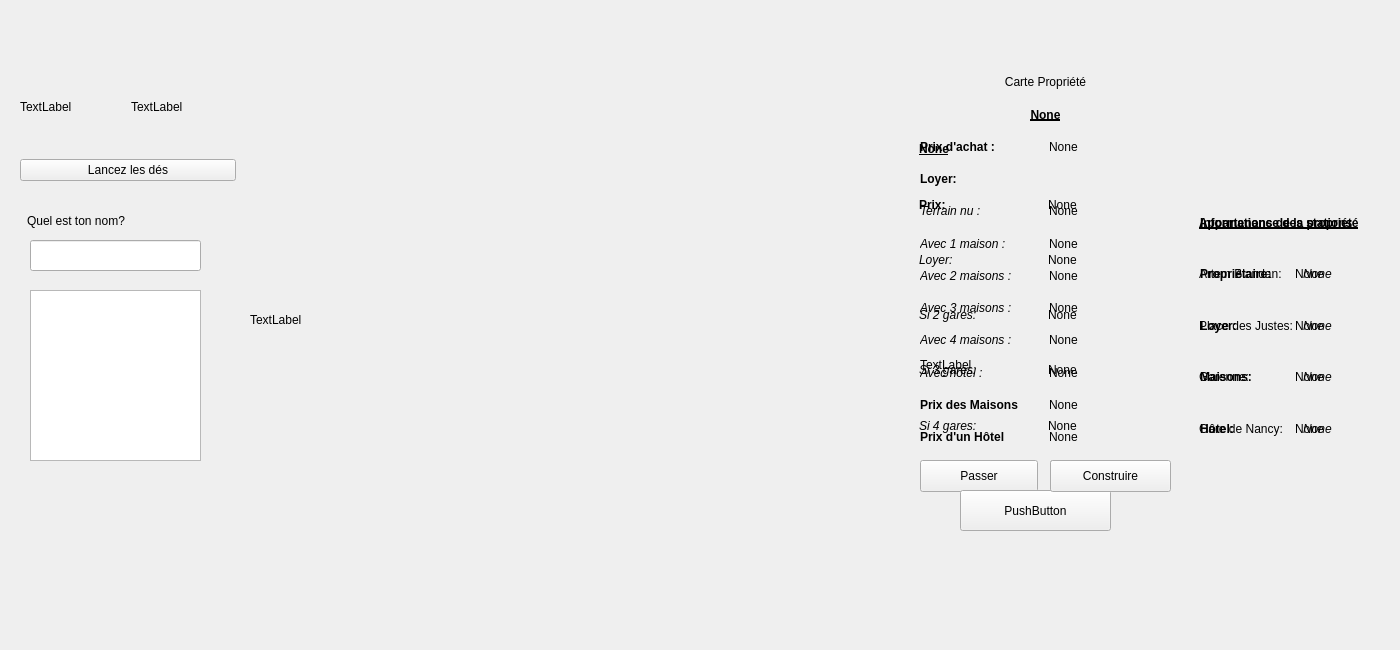
First picture: the form in Minopoly/src/mainwindow.ui, repository chrisvair/minopoly, before the edit.
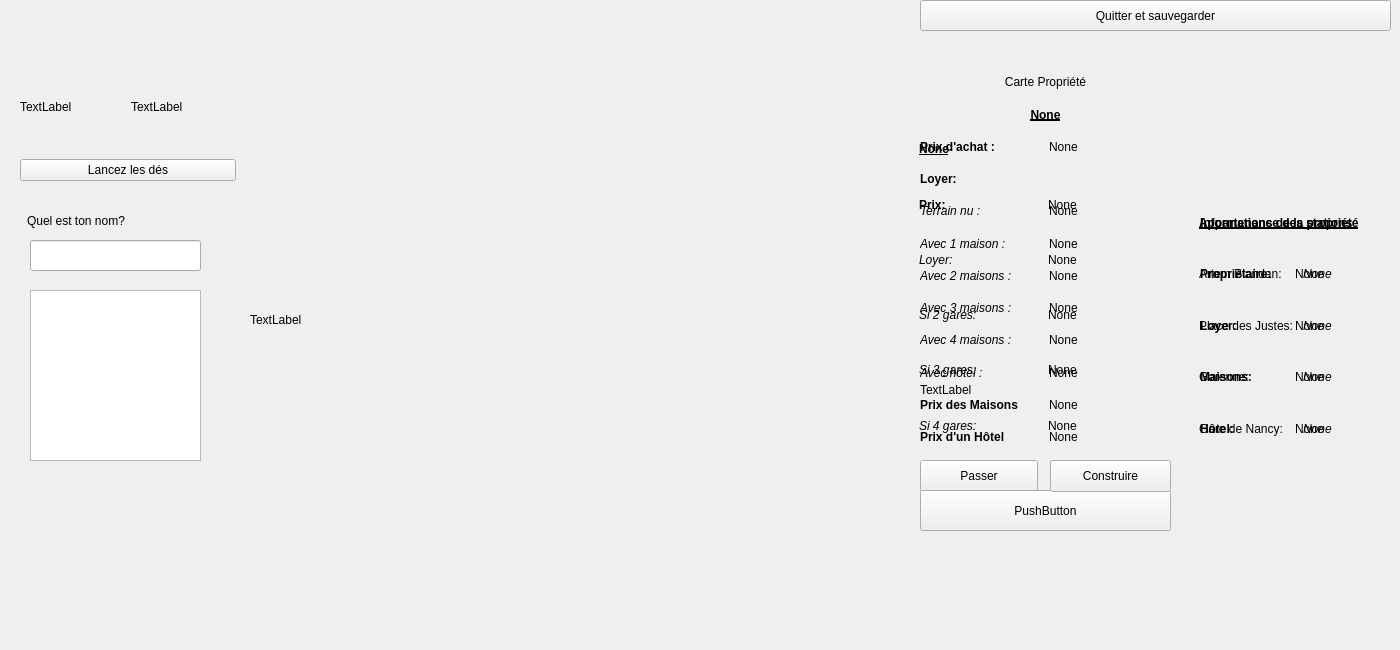
Second picture: the form after the edit.

What changed in the file:
```diff
--- a/Minopoly/src/mainwindow.ui
+++ b/Minopoly/src/mainwindow.ui
@@ -771,9 +771,9 @@
    <widget class="QPushButton" name="PayRentButton">
     <property name="geometry">
      <rect>
-      <x>960</x>
+      <x>920</x>
       <y>490</y>
-      <width>151</width>
+      <width>251</width>
       <height>41</height>
      </rect>
     </property>
@@ -785,12 +785,22 @@
     <property name="geometry">
      <rect>
       <x>920</x>
-      <y>100</y>
+      <y>70</y>
       <width>251</width>
-      <height>351</height>
+      <height>381</height>
      </rect>
     </property>
     <layout class="QGridLayout" name="ChanceCard">
+     <item row="2" column="0">
+      <widget class="QLabel" name="ChanceAction">
+       <property name="text">
+        <string>TextLabel</string>
+       </property>
+       <property name="alignment">
+        <set>Qt::AlignJustify|Qt::AlignVCenter</set>
+       </property>
+      </widget>
+     </item>
      <item row="0" column="0">
       <widget class="QLabel" name="ChanceLogo">
        <property name="text">
@@ -799,9 +809,9 @@
       </widget>
      </item>
      <item row="1" column="0">
-      <widget class="QLabel" name="ChanceAction">
+      <widget class="QLabel" name="label_2">
        <property name="text">
-        <string>TextLabel</string>
+        <string/>
        </property>
       </widget>
      </item>
@@ -833,6 +843,19 @@
      <string/>
     </property>
    </widget>
+   <widget class="QPushButton" name="saveButton">
+    <property name="geometry">
+     <rect>
+      <x>920</x>
+      <y>0</y>
+      <width>471</width>
+      <height>31</height>
+     </rect>
+    </property>
+    <property name="text">
+     <string>Quitter et sauvegarder</string>
+    </property>
+   </widget>
    <zorder>Background</zorder>
    <zorder>CardBackground</zorder>
    <zorder>Colour</zorder>
```
Left out of the diff: 1 changed line with no effect on the pictures.
